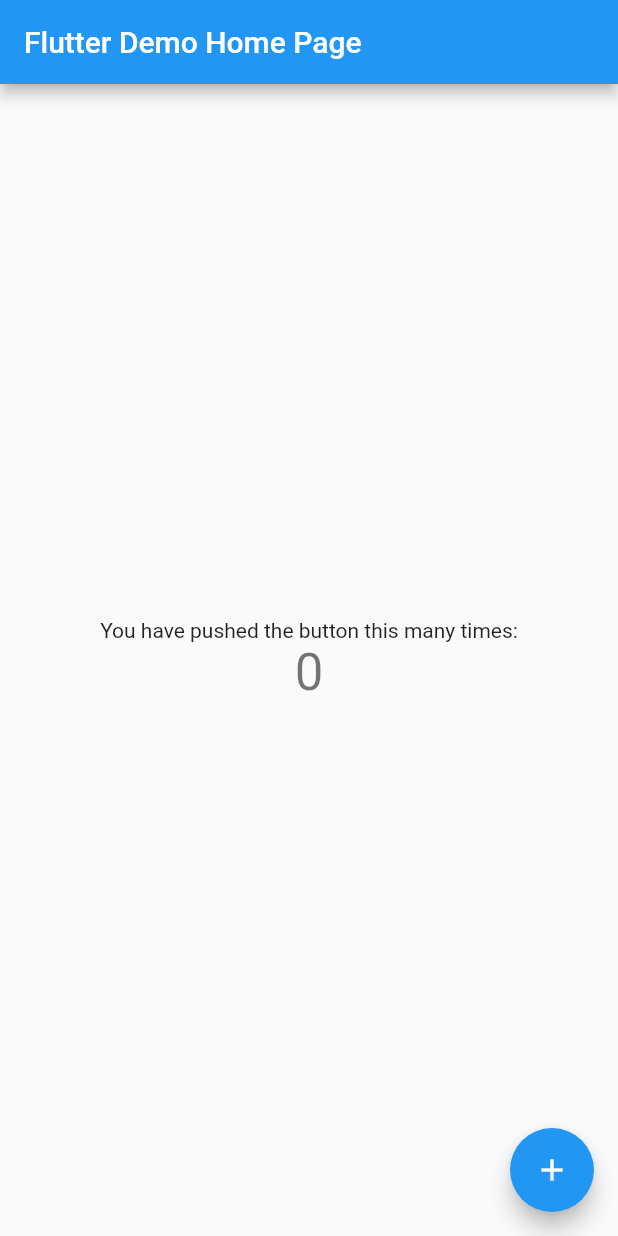
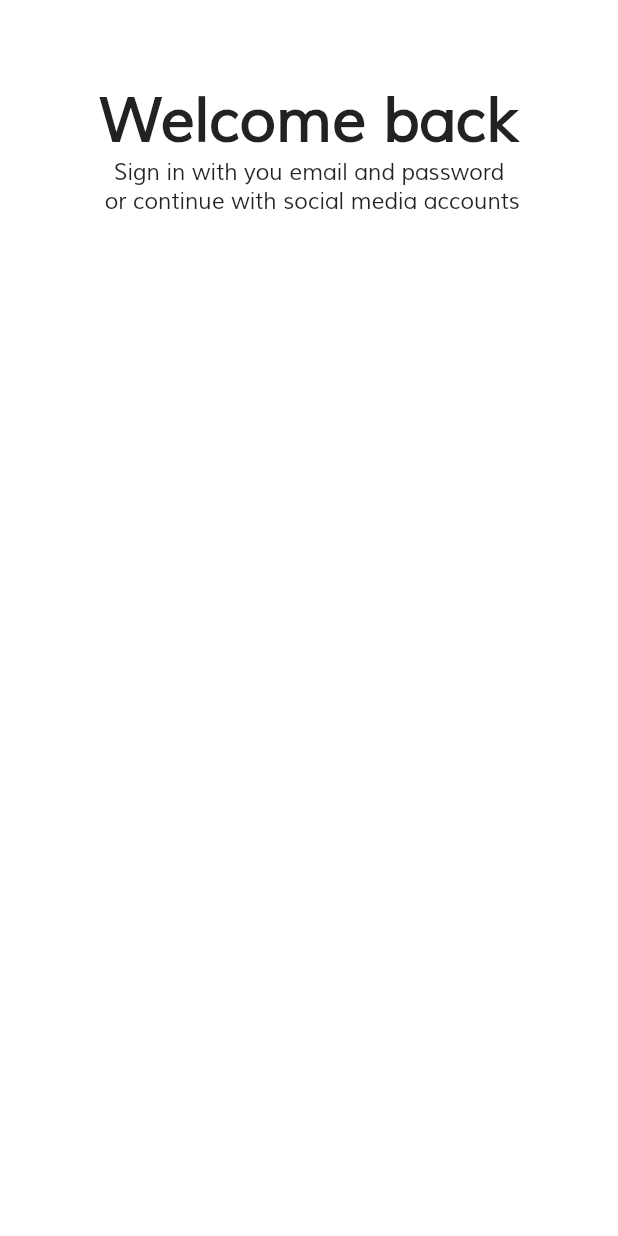
Before and after one commit to Kortana2837/Fitness_Social_app, a Flutter app: the screen it shows after launch, on a phone screen of 412 x 824 dp. Run offline on Flutter 3.47's test engine with Material 2 defaults, Android fonts, the phone set to English and light mode, and no system bars.

Commit message:
creating log in page

```diff
--- /dev/null
+++ b/lib/Pages/login_page.dart
@@ -0,0 +1,36 @@
+import 'package:flutter/material.dart';
+
+class login_page extends StatefulWidget {
+  @override
+  _login_pageState createState() => _login_pageState();
+}
+
+class _login_pageState extends State<login_page> {
+  @override
+  Widget build(BuildContext context) {
+    return Scaffold(
+      appBar: AppBar(
+        centerTitle: true,
+        elevation: 0,
+      ),
+      body: Center(
+        child: Column(
+          children: <Widget>[
+            Text(
+              "Welcome back",
+              style: TextStyle(fontSize: 40, fontWeight: FontWeight.bold),
+              textAlign: TextAlign.center,
+            ),
+            Text(
+              "Sign in with you email and password \n or continue with social media accounts",
+              style: TextStyle(
+                fontSize: 15,
+              ),
+              textAlign: TextAlign.center,
+            ),
+          ],
+        ),
+      ),
+    );
+  }
+}
--- a/lib/main.dart
+++ b/lib/main.dart
@@ -1,117 +1,33 @@
 import 'package:flutter/material.dart';
+import 'package:Fitness_Social/Pages/login_page.dart';
 
 void main() {
   runApp(MyApp());
 }
 
-class MyApp extends StatelessWidget {
-  // This widget is the root of your application.
+class MyApp extends StatefulWidget {
+  MyApp({Key key}) : super(key: key);
+
+  @override
+  _MyAppState createState() => _MyAppState();
+}
+
+class _MyAppState extends State<MyApp> {
   @override
   Widget build(BuildContext context) {
     return MaterialApp(
-      title: 'Flutter Demo',
+      debugShowCheckedModeBanner: false,
+      title: "Fitness Social",
       theme: ThemeData(
-        // This is the theme of your application.
-        //
-        // Try running your application with "flutter run". You'll see the
-        // application has a blue toolbar. Then, without quitting the app, try
-        // changing the primarySwatch below to Colors.green and then invoke
-        // "hot reload" (press "r" in the console where you ran "flutter run",
-        // or simply save your changes to "hot reload" in a Flutter IDE).
-        // Notice that the counter didn't reset back to zero; the application
-        // is not restarted.
-        primarySwatch: Colors.blue,
-        // This makes the visual density adapt to the platform that you run
-        // the app on. For desktop platforms, the controls will be smaller and
-        // closer together (more dense) than on mobile platforms.
-        visualDensity: VisualDensity.adaptivePlatformDensity,
+        backgroundColor: Colors.white,
+        primaryColor: Colors.white,
+        fontFamily: 'Muli',
+        scaffoldBackgroundColor: Colors.white,
+        appBarTheme: AppBarTheme(
+          elevation: 0,
+        ),
       ),
-      home: MyHomePage(title: 'Flutter Demo Home Page'),
+      home: login_page(),
     );
   }
 }
-
-class MyHomePage extends StatefulWidget {
-  MyHomePage({Key key, this.title}) : super(key: key);
-
-  // This widget is the home page of your application. It is stateful, meaning
-  // that it has a State object (defined below) that contains fields that affect
-  // how it looks.
-
-  // This class is the configuration for the state. It holds the values (in this
-  // case the title) provided by the parent (in this case the App widget) and
-  // used by the build method of the State. Fields in a Widget subclass are
-  // always marked "final".
-
-  final String title;
-
-  @override
-  _MyHomePageState createState() => _MyHomePageState();
-}
-
-class _MyHomePageState extends State<MyHomePage> {
-  int _counter = 0;
-
-  void _incrementCounter() {
-    setState(() {
-      // This call to setState tells the Flutter framework that something has
-      // changed in this State, which causes it to rerun the build method below
-      // so that the display can reflect the updated values. If we changed
-      // _counter without calling setState(), then the build method would not be
-      // called again, and so nothing would appear to happen.
-      _counter++;
-    });
-  }
-
-  @override
-  Widget build(BuildContext context) {
-    // This method is rerun every time setState is called, for instance as done
-    // by the _incrementCounter method above.
-    //
-    // The Flutter framework has been optimized to make rerunning build methods
-    // fast, so that you can just rebuild anything that needs updating rather
-    // than having to individually change instances of widgets.
-    return Scaffold(
-      appBar: AppBar(
-        // Here we take the value from the MyHomePage object that was created by
-        // the App.build method, and use it to set our appbar title.
-        title: Text(widget.title),
-      ),
-      body: Center(
-        // Center is a layout widget. It takes a single child and positions it
-        // in the middle of the parent.
-        child: Column(
-          // Column is also a layout widget. It takes a list of children and
-          // arranges them vertically. By default, it sizes itself to fit its
-          // children horizontally, and tries to be as tall as its parent.
-          //
-          // Invoke "debug painting" (press "p" in the console, choose the
-          // "Toggle Debug Paint" action from the Flutter Inspector in Android
-          // Studio, or the "Toggle Debug Paint" command in Visual Studio Code)
-          // to see the wireframe for each widget.
-          //
-          // Column has various properties to control how it sizes itself and
-          // how it positions its children. Here we use mainAxisAlignment to
-          // center the children vertically; the main axis here is the vertical
-          // axis because Columns are vertical (the cross axis would be
-          // horizontal).
-          mainAxisAlignment: MainAxisAlignment.center,
-          children: <Widget>[
-            Text(
-              'You have pushed the button this many times:',
-            ),
-            Text(
-              '$_counter',
-              style: Theme.of(context).textTheme.headline4,
-            ),
-          ],
-        ),
-      ),
-      floatingActionButton: FloatingActionButton(
-        onPressed: _incrementCounter,
-        tooltip: 'Increment',
-        child: Icon(Icons.add),
-      ), // This trailing comma makes auto-formatting nicer for build methods.
-    );
-  }
-}
```
Also changed, not shown: pubspec.yaml (+10 -7 lines), asset/fonts/Muli-Italic.ttf (added), asset/fonts/Muli-Regular.ttf (added), asset/fonts/be_honest.ttf (added), 1 other file.
